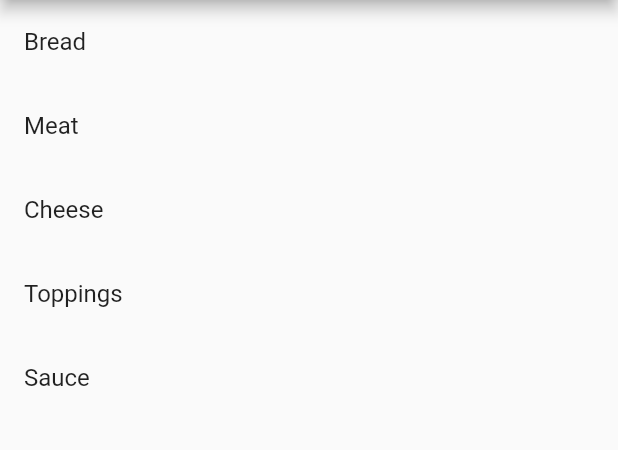
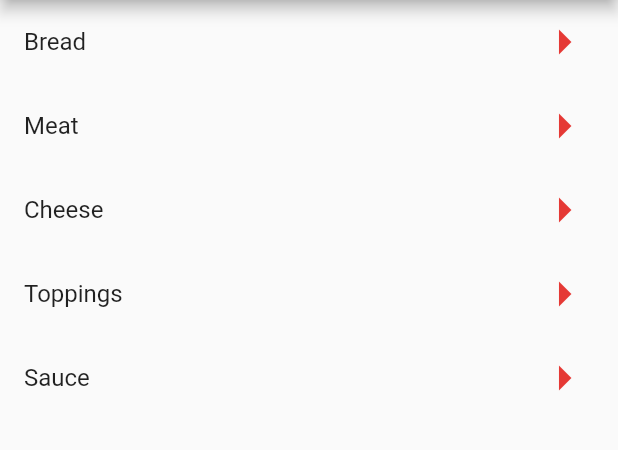
Before and after one commit to alexdenzler/allready, a Flutter app: the ItemTypePage screen opened directly, on a phone screen of 412 x 824 dp, the part 84-534 px from its top. Run offline on Flutter 3.47's test engine with Material 2 defaults, Android fonts, the phone set to English and light mode, and no system bars; our stand-ins replace cloud_firestore; accounts and stored records are empty; network calls fail.

Commit message:
Added arrows to the itemtype page

```diff
--- a/lib/itemtype.dart
+++ b/lib/itemtype.dart
@@ -15,6 +15,7 @@ class ItemTypePage extends StatelessWidget {
   @override
   Widget build(BuildContext context) {
     return Scaffold(
+      backgroundColor: Colors.blueGrey[350],
       appBar: AppBar(
         title: Text(
         'AllReady',
@@ -39,6 +40,7 @@ Widget getItemTypeList(BuildContext context) {
     children: <Widget> [
       // Bread Option
       ListTile(
+        trailing: Icon(Icons.arrow_right, color: Colors.red[600], size: 40),
         title: Text("Bread"),
         onTap: () {
           Navigator.push(
@@ -49,6 +51,7 @@ Widget getItemTypeList(BuildContext context) {
       ),
       // Meat Option
       ListTile(
+        trailing: Icon(Icons.arrow_right, color: Colors.red[600], size: 40),
         title: Text("Meat"),
         onTap: () {
           Navigator.push(
@@ -58,6 +61,7 @@ Widget getItemTypeList(BuildContext context) {
         },
       ),
       ListTile(
+        trailing: Icon(Icons.arrow_right, color: Colors.red[600], size: 40),
         title: Text("Cheese"),
         onTap: () {
           Navigator.push(
@@ -67,6 +71,7 @@ Widget getItemTypeList(BuildContext context) {
         },
       ),
       ListTile(
+        trailing: Icon(Icons.arrow_right, color: Colors.red[600], size: 40),
         title: Text("Toppings"),
         onTap: () {
           Navigator.push(
@@ -76,6 +81,7 @@ Widget getItemTypeList(BuildContext context) {
         },
       ),
       ListTile(
+        trailing: Icon(Icons.arrow_right, color: Colors.red[600], size: 40),
         title: Text("Sauce"),
         onTap: () {
           Navigator.push(
```
